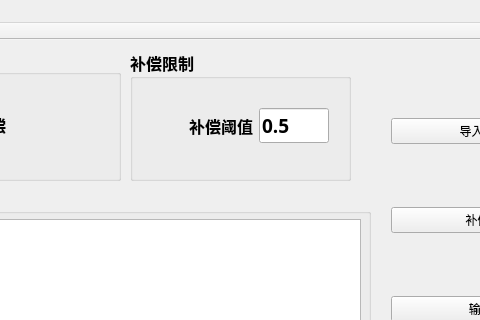
This is emat_new/ultra_compensate.ui in ycwww/Motech-OSD as Qt 5 draws it before an edit; both pictures show x 650 to 1130 and y 0 to 320 of the 1290 by 761 pixel window. The edited form follows.
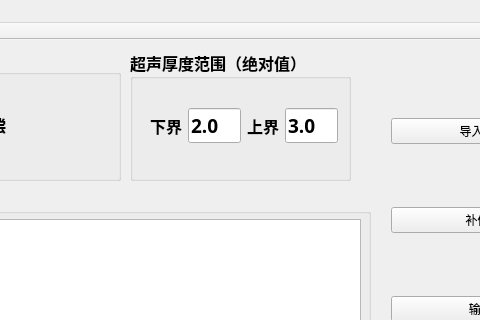
This is the edited form.

What changed in the file:
```diff
--- a/emat_new/ultra_compensate.ui
+++ b/emat_new/ultra_compensate.ui
@@ -220,19 +220,19 @@
      </font>
     </property>
     <property name="title">
-     <string>补偿限制</string>
+     <string>超声厚度范围（绝对值）</string>
     </property>
     <widget class="QWidget" name="horizontalLayoutWidget">
      <property name="geometry">
       <rect>
        <x>9</x>
        <y>30</y>
-       <width>201</width>
+       <width>210</width>
        <height>91</height>
       </rect>
      </property>
      <layout class="QHBoxLayout" name="horizontalLayout_3">
-      <item alignment="Qt::AlignRight">
+      <item>
        <widget class="QLabel" name="label_2">
         <property name="maximumSize">
          <size>
@@ -249,7 +249,7 @@
          </font>
         </property>
         <property name="text">
-         <string>补偿阈值</string>
+         <string>下界</string>
         </property>
        </widget>
       </item>
@@ -270,7 +270,35 @@
          </font>
         </property>
         <property name="text">
-         <string>0.5</string>
+         <string>2.0</string>
+        </property>
+       </widget>
+      </item>
+      <item>
+       <widget class="QLabel" name="label_4">
+        <property name="text">
+         <string>上界</string>
+        </property>
+       </widget>
+      </item>
+      <item>
+       <widget class="QLineEdit" name="tool_threshold_2">
+        <property name="maximumSize">
+         <size>
+          <width>70</width>
+          <height>16777215</height>
+         </size>
+        </property>
+        <property name="font">
+         <font>
+          <family>Adobe Arabic</family>
+          <pointsize>14</pointsize>
+          <weight>75</weight>
+          <bold>true</bold>
+         </font>
+        </property>
+        <property name="text">
+         <string>3.0</string>
         </property>
        </widget>
       </item>
```
Left out of the diff: 2 changed lines with no effect on the pictures.
